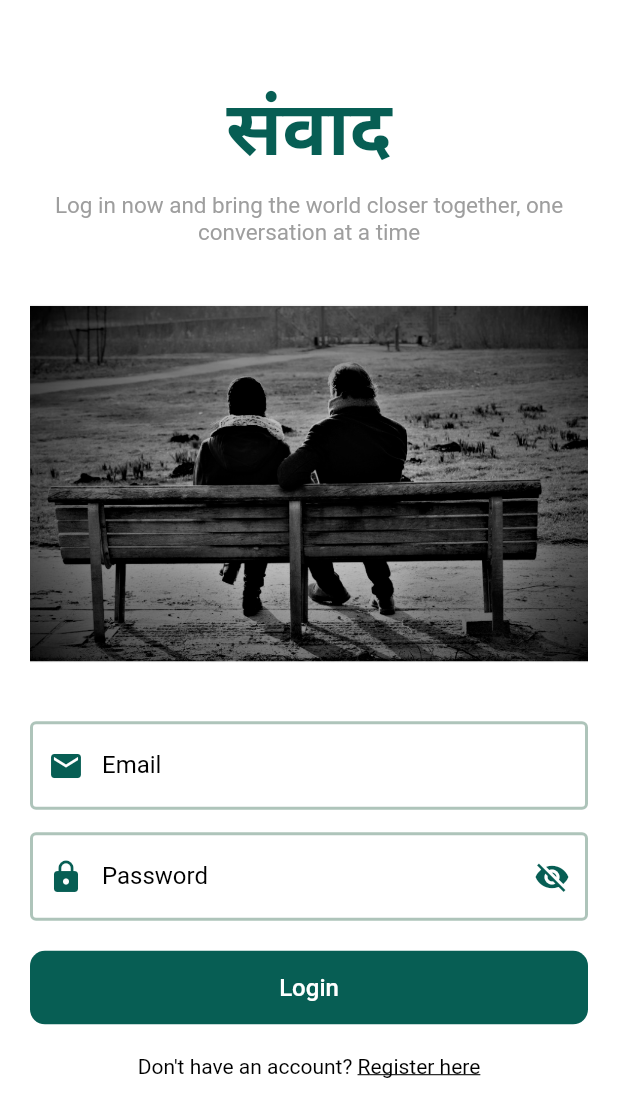
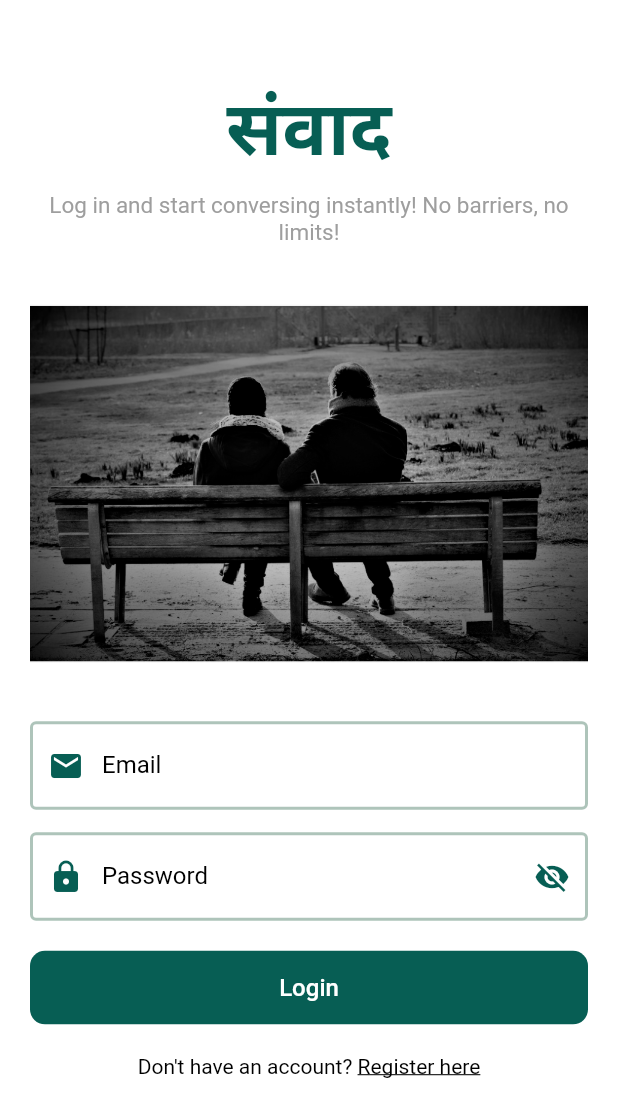
Before and after one commit to abhishakedahal/sambaad, a Flutter app: the screen it shows after launch, on a phone screen of 412 x 824 dp. Shown: the top 1117 px of the screen. Run offline on Flutter 3.47's test engine with Material 2 defaults, Android fonts, the phone set to English and light mode, and no system bars; our stand-ins replace cloud_firestore, firebase_auth, firebase_core, shared_preferences; accounts and stored records are empty.

Commit message:
changed login screen text

```diff
--- a/lib/pages/auth/login_page.dart
+++ b/lib/pages/auth/login_page.dart
@@ -51,7 +51,7 @@ class _LoginPageState extends State<LoginPage> {
                                 color: Color(0xff075E54))),
                         const SizedBox(height: 10),
                         const Text(
-                            "Log in now and bring the world closer together, one conversation at a time",
+                            "Log in and start conversing instantly! No barriers, no limits!",
                             textAlign: TextAlign.center,
                             style: TextStyle(
                               fontSize: 15,
```
